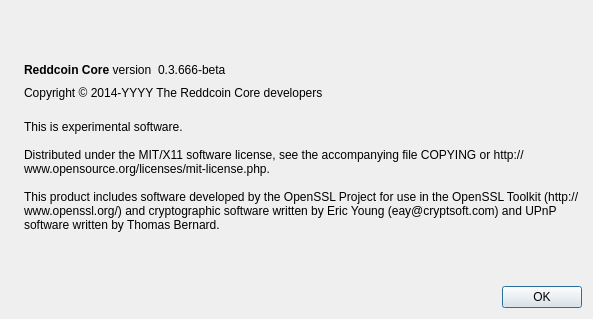
This is src/qt/forms/aboutdialog.ui in zarGonnn/reddcoin as Qt 5 draws it before an edit. The edited form follows.
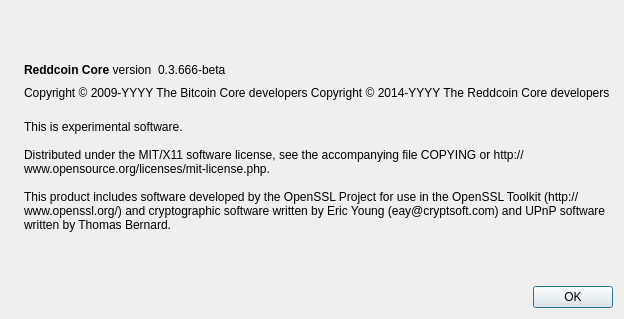
This is the edited form. Icons and pictures are not drawn.

Commit message: [QT] Update display of copyright information

```diff
--- a/src/qt/forms/aboutdialog.ui
+++ b/src/qt/forms/aboutdialog.ui
@@ -91,7 +91,9 @@
         <cursorShape>IBeamCursor</cursorShape>
        </property>
        <property name="text">
-        <string notr="true">Copyright &amp;copy; 2014-YYYY The Reddcoin Core developers</string>
+        <string notr="true">Copyright &amp;copy; 2009-YYYY The Bitcoin Core developers
+Copyright &amp;copy; 2014-YYYY The Reddcoin Core developers
+        </string>
        </property>
        <property name="textFormat">
         <enum>Qt::RichText</enum>
```
The commit also changes 4 other files.
